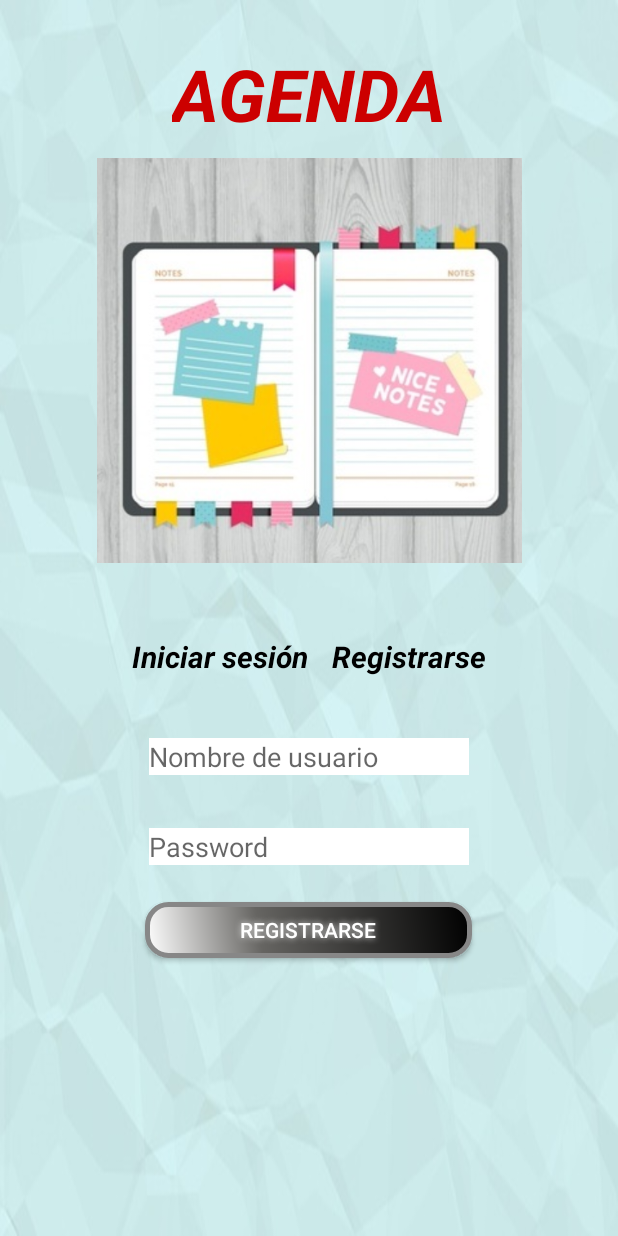
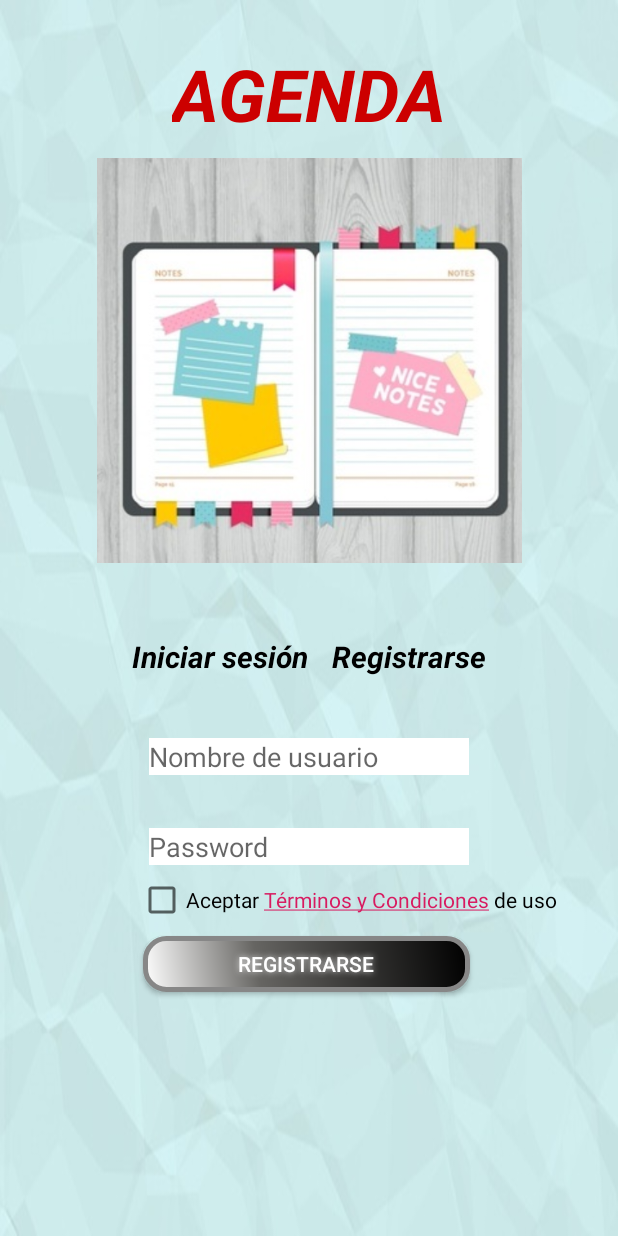
Before and after one commit to DavidRmsDev/agendaProjectAndroid, an Android app: the screen it shows after launch (LoginActivity), after a tap on "Registrarse", on a phone screen of 412 x 824 dp. Run offline under Robolectric (Android 15) with nearby library versions, the phone set to English and light mode, and no system bars.

Commit message:
Fixed CheckBox, Email

```diff
--- a/app/src/main/java/com/example/agendacontactos/vista/LoginActivity.java
+++ b/app/src/main/java/com/example/agendacontactos/vista/LoginActivity.java
@@ -6,8 +6,16 @@ import android.content.Context;
 import android.content.Intent;
 import android.content.SharedPreferences;
 import android.os.Bundle;
+import android.text.Html;
+import android.text.SpannableString;
+import android.text.Spanned;
+import android.text.TextPaint;
+import android.text.TextUtils;
+import android.text.method.LinkMovementMethod;
+import android.text.style.ClickableSpan;
 import android.view.View;
 import android.widget.Button;
+import android.widget.CheckBox;
 import android.widget.EditText;
 import android.widget.TextView;
 import android.widget.Toast;
@@ -16,8 +24,6 @@ import com.example.agendacontactos.R;
 import com.example.agendacontactos.controlador.ConexionRetrofit;
 import com.example.agendacontactos.api.service.UsuarioService;
 import com.example.agendacontactos.modelo.Usuario;
-
-import java.io.IOException;
 
 import retrofit2.Call;
 import retrofit2.Callback;
@@ -28,7 +34,7 @@ public class LoginActivity extends AppCompatActivity implements View.OnClickList
     private TextView iniciarSesion,registrarse;
     private EditText nickid,passid;
     private Button ini,reg;
-    //private UsuarioController usuarioController;
+    private CheckBox checkBox;
     private ConexionRetrofit conexion;
     private UsuarioService usuarioService;
 
@@ -41,14 +47,19 @@ public class LoginActivity extends AppCompatActivity implements View.OnClickList
         registrarse = (TextView) findViewById(R.id.registrarid);
         nickid = (EditText) findViewById(R.id.nicktextid);
         passid = (EditText) findViewById(R.id.passtextid);
+        checkBox = (CheckBox) findViewById(R.id.checkboxid);
         ini = (Button) findViewById(R.id.inicid);
         reg = (Button) findViewById(R.id.regisid);
         conexion = new ConexionRetrofit();
         usuarioService = conexion.getRetrofit().create(UsuarioService.class);
+        checkBox.setOnClickListener(this);
         iniciarSesion.setOnClickListener(this);
         registrarse.setOnClickListener(this);
         ini.setOnClickListener(this);
         reg.setOnClickListener(this);
+        checkBox.setText(Html.fromHtml("Aceptar <a href='http://agendaproject.herokuapp.com/Privacidad' >Términos y Condiciones</a> de uso"));
+        checkBox.setMovementMethod(LinkMovementMethod.getInstance());
+
         resetearPreferencias();
         ocultarTodo();
     }
@@ -70,16 +81,27 @@ public class LoginActivity extends AppCompatActivity implements View.OnClickList
                     login();
                 break;
             case R.id.regisid:
-                if(comprobarCampos())
-                    registroNuevo();
+                if(comprobarCampos()){
+                    if(comprobarCheckbox()) {
+                        registroNuevo();
+                    }
+                }
                 break;
         }
     }
 
+    public boolean comprobarCheckbox(){
+        if(!checkBox.isChecked()){
+            Toast.makeText(this,"Debe aceptar los términos y condiciones",Toast.LENGTH_LONG).show();
+            return false;
+        }
+        return true;
+    }
+
     public boolean comprobarCampos(){
         if(nickid.getText().toString().isEmpty() || passid.getText().toString().isEmpty()){
-            Toast.makeText(this,"Debe rellenar campos de nickname y password",Toast.LENGTH_LONG).show();
-        return false;
+            Toast.makeText(this,"Debe rellenar campos de nickname, password",Toast.LENGTH_LONG).show();
+            return false;
         }
         return true;
     }
@@ -93,6 +115,7 @@ public class LoginActivity extends AppCompatActivity implements View.OnClickList
         nickid.setVisibility(View.VISIBLE);
         passid.setVisibility(View.VISIBLE);
         reg.setVisibility(View.VISIBLE);
+        checkBox.setVisibility(View.VISIBLE);
     }
 
     public void ocultarTodo(){
@@ -100,6 +123,7 @@ public class LoginActivity extends AppCompatActivity implements View.OnClickList
         passid.setVisibility(View.INVISIBLE);
         reg.setVisibility(View.INVISIBLE);
         ini.setVisibility(View.INVISIBLE);
+        checkBox.setVisibility(View.INVISIBLE);
     }
 
     public void registroNuevo(){
--- a/app/src/main/java/com/example/agendacontactos/vista/ModificarborrarContactoActivity.java
+++ b/app/src/main/java/com/example/agendacontactos/vista/ModificarborrarContactoActivity.java
@@ -18,6 +18,7 @@ import com.example.agendacontactos.api.service.ContactoService;
 import com.example.agendacontactos.modelo.Contacto;;
 
 import java.io.IOException;
+import java.util.regex.Matcher;
 import java.util.regex.Pattern;
 
 import retrofit2.Call;
@@ -143,8 +144,9 @@ public class ModificarborrarContactoActivity extends AppCompatActivity implement
     }
 
     private boolean validarEmail(String email) {
-        Pattern pattern = Patterns.EMAIL_ADDRESS;
-        return pattern.matcher(email).matches();
+        Pattern patron = Pattern.compile("/^(([^<>()[\\]\\.,;:\\s@\\\"]+(\\.[^<>()[\\]\\.,;:\\s@\\\"]+)*)|(\\\".+\\\"))@(([^<>()[\\]\\.,;:\\s@\\\"]+\\.)+[^<>()[\\]\\.,;:\\s@\\\"]{2,})$/i", Pattern.CASE_INSENSITIVE);
+        Matcher matcher = patron.matcher(email);
+        return matcher.find();
     }
     public void cargarIntent(Class ventana){
         Intent intent = new Intent(this,ventana);
--- a/app/src/main/res/layout-v26/activity_login.xml
+++ b/app/src/main/res/layout-v26/activity_login.xml
@@ -94,11 +94,40 @@
         app:layout_constraintTop_toTopOf="parent"
         app:srcCompat="@drawable/agendaportada" />
 
+    <CheckBox
+        android:id="@+id/checkboxid"
+        android:layout_width="wrap_content"
+        android:layout_height="wrap_content"
+        android:layout_marginStart="92dp"
+        android:layout_marginBottom="8dp"
+        app:layout_constraintBottom_toTopOf="@+id/inicid"
+        app:layout_constraintStart_toStartOf="parent"
+        app:layout_constraintTop_toBottomOf="@+id/passtextid"
+        app:layout_constraintVertical_bias="1.0" />
+
+    <Button
+        android:id="@+id/inicid"
+        android:layout_width="218dp"
+        android:layout_height="37dp"
+        android:layout_marginTop="624dp"
+        android:background="@drawable/buttonshape"
+        android:shadowColor="#E3E3E3"
+        android:shadowDx="0"
+        android:shadowDy="0"
+        android:shadowRadius="5"
+        android:text="@string/login"
+        android:textColor="#FFFFFF"
+        android:visibility="visible"
+        app:layout_constraintEnd_toEndOf="parent"
+        app:layout_constraintHorizontal_bias="0.497"
+        app:layout_constraintStart_toStartOf="parent"
+        app:layout_constraintTop_toTopOf="parent" />
+
     <Button
         android:id="@+id/regisid"
         android:layout_width="218dp"
         android:layout_height="37dp"
-        android:layout_marginTop="601dp"
+        android:layout_marginTop="624dp"
         android:background="@drawable/buttonshape"
         android:shadowColor="#E3E3E3"
         android:shadowDx="0"
@@ -108,23 +137,7 @@
         android:textColor="#FFFFFF"
         android:visibility="visible"
         app:layout_constraintEnd_toEndOf="parent"
-        app:layout_constraintHorizontal_bias="0.498"
-        app:layout_constraintStart_toStartOf="parent"
-        app:layout_constraintTop_toTopOf="parent" />
-    <Button
-        android:id="@+id/inicid"
-        android:layout_width="218dp"
-        android:layout_height="37dp"
-        android:layout_marginTop="601dp"
-        android:background="@drawable/buttonshape"
-        android:shadowColor="#E3E3E3"
-        android:shadowDx="0"
-        android:shadowDy="0"
-        android:shadowRadius="5"
-        android:text="@string/login"
-        android:textColor="#FFFFFF"
-        android:visibility="visible"
-        app:layout_constraintEnd_toEndOf="parent"
+        app:layout_constraintHorizontal_bias="0.492"
         app:layout_constraintStart_toStartOf="parent"
         app:layout_constraintTop_toTopOf="parent" />
 
--- a/app/src/main/res/layout/activity_login.xml
+++ b/app/src/main/res/layout/activity_login.xml
@@ -92,11 +92,42 @@
         app:layout_constraintTop_toTopOf="parent"
         app:srcCompat="@drawable/agendaportada" />
 
+    <CheckBox
+        android:id="@+id/checkboxid"
+        android:layout_width="wrap_content"
+        android:layout_height="wrap_content"
+        android:layout_marginStart="158dp"
+        android:layout_marginTop="12dp"
+        android:layout_marginEnd="159dp"
+        android:layout_marginBottom="8dp"
+        app:layout_constraintBottom_toTopOf="@+id/inicid"
+        app:layout_constraintEnd_toEndOf="parent"
+        app:layout_constraintStart_toStartOf="parent"
+        app:layout_constraintTop_toBottomOf="@+id/passtextid" />
+
+    <Button
+        android:id="@+id/inicid"
+        android:layout_width="218dp"
+        android:layout_height="37dp"
+        android:layout_marginTop="628dp"
+        android:background="@drawable/buttonshape"
+        android:shadowColor="#E3E3E3"
+        android:shadowDx="0"
+        android:shadowDy="0"
+        android:shadowRadius="5"
+        android:text="@string/login"
+        android:textColor="#FFFFFF"
+        android:visibility="visible"
+        app:layout_constraintEnd_toEndOf="parent"
+        app:layout_constraintHorizontal_bias="0.497"
+        app:layout_constraintStart_toStartOf="parent"
+        app:layout_constraintTop_toTopOf="parent" />
+
     <Button
         android:id="@+id/regisid"
         android:layout_width="218dp"
         android:layout_height="37dp"
-        android:layout_marginTop="601dp"
+        android:layout_marginTop="628dp"
         android:background="@drawable/buttonshape"
         android:shadowColor="#E3E3E3"
         android:shadowDx="0"
@@ -106,23 +137,7 @@
         android:textColor="#FFFFFF"
         android:visibility="visible"
         app:layout_constraintEnd_toEndOf="parent"
-        app:layout_constraintHorizontal_bias="0.498"
-        app:layout_constraintStart_toStartOf="parent"
-        app:layout_constraintTop_toTopOf="parent" />
-    <Button
-        android:id="@+id/inicid"
-        android:layout_width="218dp"
-        android:layout_height="37dp"
-        android:layout_marginTop="601dp"
-        android:background="@drawable/buttonshape"
-        android:shadowColor="#E3E3E3"
-        android:shadowDx="0"
-        android:shadowDy="0"
-        android:shadowRadius="5"
-        android:text="@string/login"
-        android:textColor="#FFFFFF"
-        android:visibility="visible"
-        app:layout_constraintEnd_toEndOf="parent"
+        app:layout_constraintHorizontal_bias="0.492"
         app:layout_constraintStart_toStartOf="parent"
         app:layout_constraintTop_toTopOf="parent" />
 
--- a/app/src/main/res/values/strings.xml
+++ b/app/src/main/res/values/strings.xml
@@ -45,4 +45,5 @@
     <string name="recordatorios1">RECORDATORIOS</string>
     <string name="t_tulo4">TÍTULO:</string>
     <string name="fotocalendario">fotoCalendario</string>
+    <string name="checkbox">Aceptar los terminos y condiciones</string>
 </resources>
```
Also changed, not shown: app/src/main/java/com/example/agendacontactos/controlador/ContactoController.java (deleted, +0 -127 lines), app/src/main/java/com/example/agendacontactos/controlador/UsuarioController.java (deleted, +0 -99 lines), app/src/main/java/com/example/agendacontactos/vista/AniadirContactoActivity.java (+1 -10 lines).
